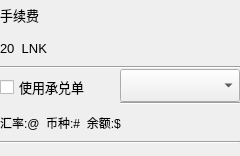
Old version of the form FeeChooseWidget.ui in the repository HcashOrg/hx-indicator.
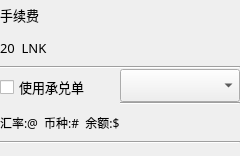
New version of the form.

```diff
--- a/FeeChooseWidget.ui
+++ b/FeeChooseWidget.ui
@@ -10,6 +10,11 @@
     <height>156</height>
    </rect>
   </property>
+  <property name="font">
+   <font>
+    <family>微软雅黑</family>
+   </font>
+  </property>
   <property name="windowTitle">
    <string>Form</string>
   </property>
```
Left out of the diff: 6 changed lines with no effect on the pictures.
